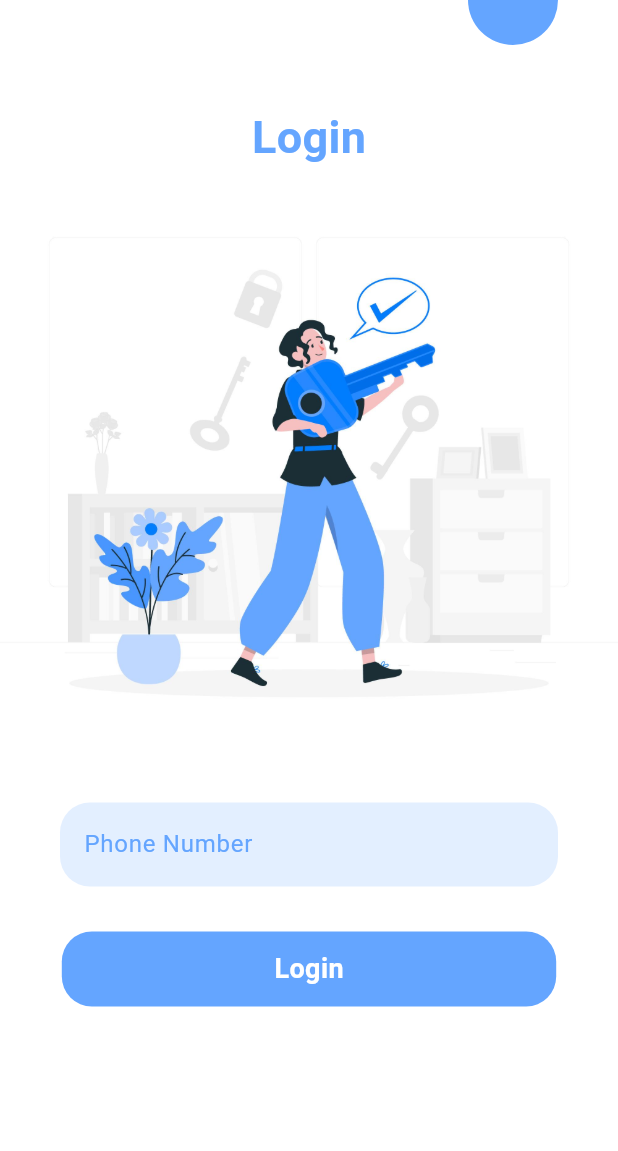
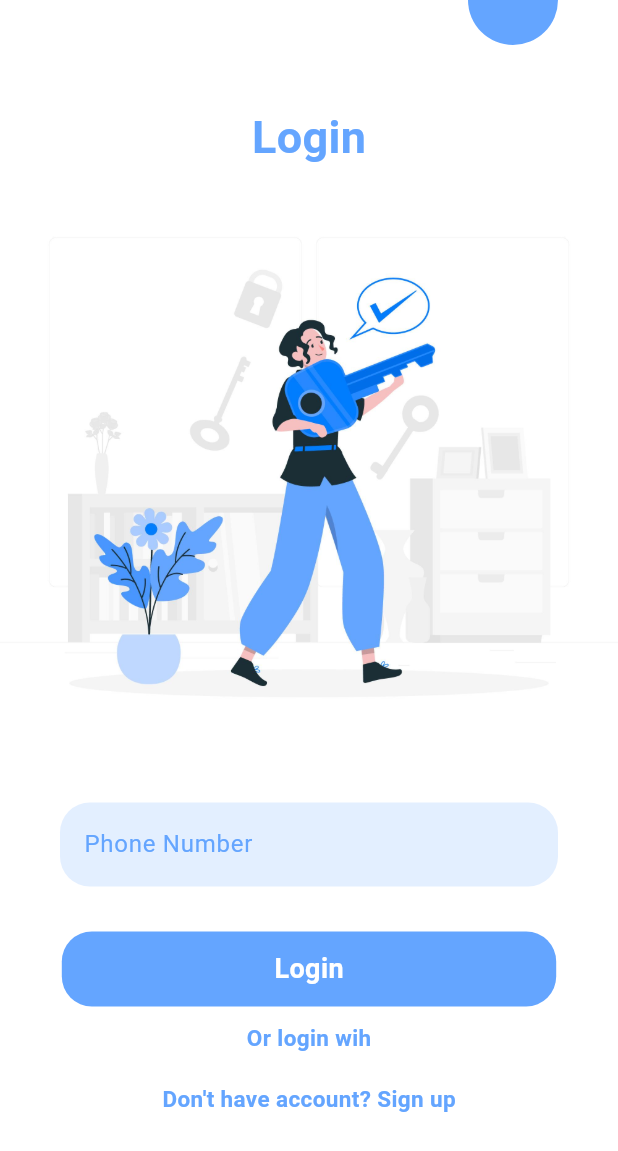
Before and after one commit to Fatma-kabil/auth-screens, a Flutter app: the screen it shows after launch, on a phone screen of 412 x 824 dp. Shown: the top 1151 px of the screen. Run offline on Flutter 3.47's test engine with Material 3 defaults, Android fonts, the phone set to English and light mode, and no system bars.

Commit message:
add text as button to login screen

```diff
--- a/lib/onboard/login_screen.dart
+++ b/lib/onboard/login_screen.dart
@@ -1,6 +1,7 @@
 import 'package:auth_flutter_project/constants.dart';
 import 'package:auth_flutter_project/onboard/widgets/button_widget.dart';
 import 'package:auth_flutter_project/onboard/widgets/circle_widget.dart';
+import 'package:auth_flutter_project/onboard/widgets/text_button.dart';
 import 'package:auth_flutter_project/onboard/widgets/text_field.dart';
 import 'package:flutter/material.dart';
 
@@ -26,6 +27,18 @@ class LoginScreen extends StatelessWidget {
               height: 20,
             ),
             const ButtonWidget(),
+            const SizedBox(
+              height: 10,
+            ),
+            const TextButtonWidget(text: 'Or login wih'),
+            const SizedBox(
+              height: 10,
+            ),
+            Row(),
+            const SizedBox(
+              height: 10,
+            ),
+            const TextButtonWidget(text: 'Don\'t have account? Sign up'),
           ],
         ));
   }
--- /dev/null
+++ b/lib/onboard/widgets/text_button.dart
@@ -0,0 +1,17 @@
+import 'package:auth_flutter_project/constants.dart';
+import 'package:flutter/material.dart';
+
+class TextButtonWidget extends StatelessWidget {
+  const TextButtonWidget({super.key, required this.text});
+  final String text;
+  @override
+  Widget build(BuildContext context) {
+    return InkWell(
+      child: Text(
+       text,
+        style:const TextStyle(
+            color: maincolor, fontSize: 15, fontWeight: FontWeight.bold),
+      ),
+    );
+  }
+}
```
